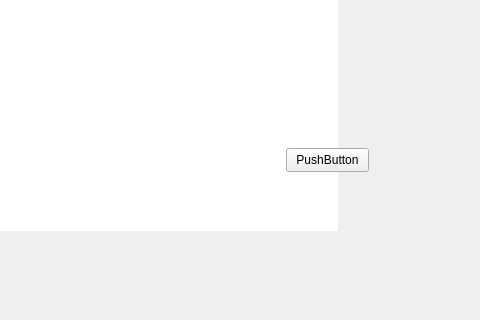
This is ApplicationPC/mainwindow.ui in Cortard/RobotRicochetSolver as Qt 5 draws it before an edit; both pictures show x 824 to 1304 and y 312 to 632 of the 1304 by 632 pixel window. The edited form follows.
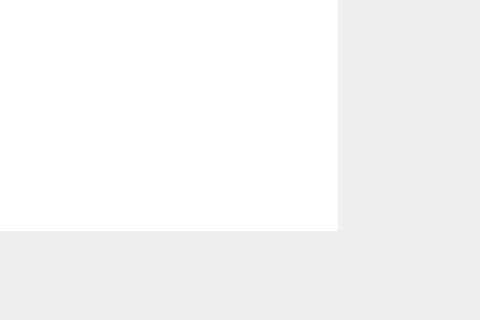
This is the edited form. The open tabs and pages were chosen to show the change. Icons and pictures are not drawn.

Commit message: Probleme new plateau

Diff of the .ui file:
```diff
--- a/ApplicationPC/mainwindow.ui
+++ b/ApplicationPC/mainwindow.ui
@@ -2663,19 +2663,6 @@
         </item>
        </layout>
       </widget>
-      <widget class="QPushButton" name="pushButton_2">
-       <property name="geometry">
-        <rect>
-         <x>1110</x>
-         <y>460</y>
-         <width>83</width>
-         <height>24</height>
-        </rect>
-       </property>
-       <property name="text">
-        <string>PushButton</string>
-       </property>
-      </widget>
      </widget>
      <widget class="QWidget" name="pagecharger">
       <widget class="QWidget" name="verticalLayoutWidget_10">
```
The commit also changes 2 other files.
